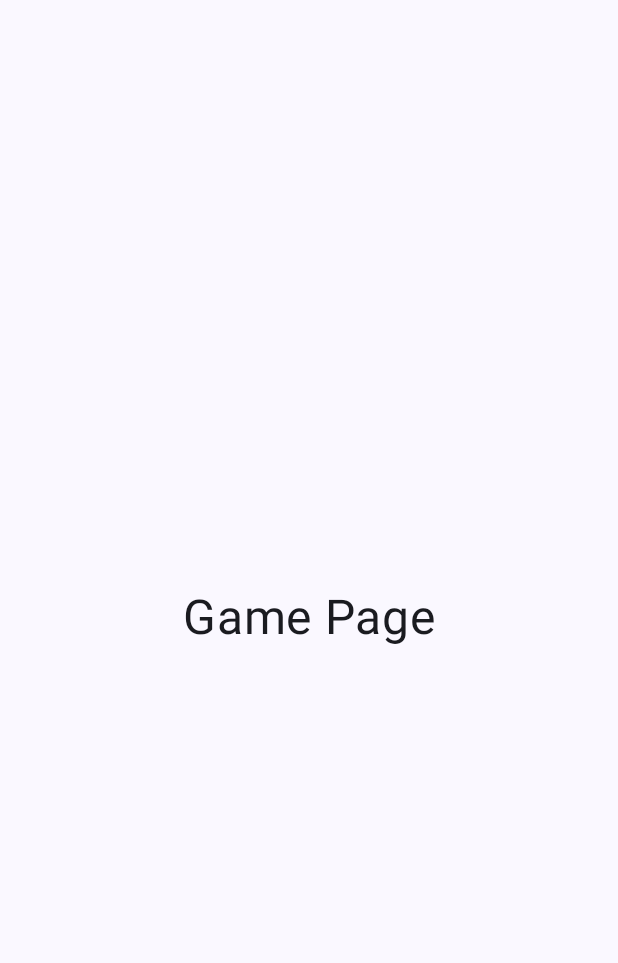
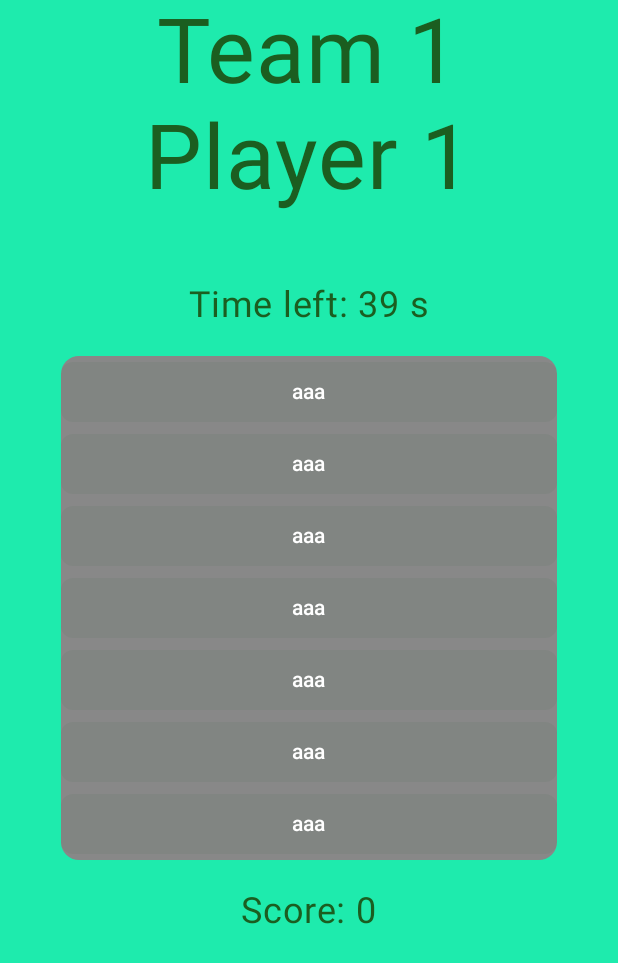
Before and after one commit to gev1997/AliasIT, an Android app built with Jetpack Compose: the GamePage screen opened through its navigation route, on a phone screen of 412 x 824 dp. Shown: the top 963 px of the screen. Run offline under Robolectric (Android 15) with nearby library versions, the phone set to English and light mode, and no system bars.

Commit message:
Redesign GamePage

```diff
--- a/app/src/main/java/com/aliasit/ui/GamePage.kt
+++ b/app/src/main/java/com/aliasit/ui/GamePage.kt
@@ -1,21 +1,122 @@
 package com.aliasit.ui
 
+import androidx.activity.compose.BackHandler
+import androidx.compose.foundation.background
 import androidx.compose.foundation.layout.Arrangement
+import androidx.compose.foundation.layout.BoxWithConstraints
 import androidx.compose.foundation.layout.Column
+import androidx.compose.foundation.layout.fillMaxHeight
 import androidx.compose.foundation.layout.fillMaxSize
+import androidx.compose.foundation.layout.fillMaxWidth
 import androidx.compose.foundation.layout.padding
+import androidx.compose.foundation.layout.width
+import androidx.compose.foundation.rememberScrollState
+import androidx.compose.foundation.verticalScroll
+import androidx.compose.material3.Button
+import androidx.compose.material3.ButtonDefaults
+import androidx.compose.material3.Card
+import androidx.compose.material3.CardDefaults
+import androidx.compose.material3.MaterialTheme
 import androidx.compose.material3.Scaffold
 import androidx.compose.material3.Text
 import androidx.compose.runtime.Composable
+import androidx.compose.runtime.LaunchedEffect
+import androidx.compose.runtime.collectAsState
+import androidx.compose.runtime.getValue
+import androidx.compose.runtime.mutableStateOf
+import androidx.compose.runtime.remember
+import androidx.compose.runtime.setValue
 import androidx.compose.ui.Alignment
 import androidx.compose.ui.Modifier
+import androidx.compose.ui.draw.alpha
+import androidx.compose.ui.graphics.Color
+import androidx.compose.ui.unit.dp
 import androidx.compose.ui.unit.sp
+import kotlinx.coroutines.delay
+import kotlin.time.Duration.Companion.seconds
 
 @Composable
 fun MainActivity.GamePage() {
-    Scaffold { padding ->
-        Column(Modifier.fillMaxSize().padding(padding), Arrangement.Center, Alignment.CenterHorizontally) {
-            Text("Game Page", fontSize = 32.sp)
+    val teams = getTeamsViewModel().getStateFlow().collectAsState().value
+    val timeAndScore = getTimeAndScoreViewModel().getStateFlow().collectAsState().value
+    val currentTeam = teams.getCurrentTeam()
+
+    LaunchedEffect(Unit) {
+        while (timeAndScore.getCurrentRoundTime() > 0) {
+            delay(1.seconds)
+            timeAndScore.increaseCurrentRoundTime()
         }
     }
+
+    Scaffold { padding ->
+        BoxWithConstraints {
+            val mainContentColumnWidth = maxWidth * 0.9f
+
+            // Main Column
+            Column(Modifier.fillMaxSize().background(backgroundColor).padding(padding), horizontalAlignment = Alignment.CenterHorizontally) {
+                // Main content Column
+                Column(Modifier.fillMaxHeight().width(mainContentColumnWidth).verticalScroll(rememberScrollState()), Arrangement.SpaceBetween) {
+                    // Title Column
+                    Column(Modifier.fillMaxWidth(), horizontalAlignment = Alignment.CenterHorizontally) {
+                        Text(currentTeam.getName(), color = textColor, fontSize = 60.sp)
+                        Text(currentTeam.getCurrentPlayer().getName(), color = textColor, fontSize = 60.sp)
+                    }
+
+                    // TODO: temporary design
+                    // Words
+                    Column(Modifier.fillMaxWidth(), Arrangement.SpaceBetween, horizontalAlignment = Alignment.CenterHorizontally) {
+                        Text("Time left: ${timeAndScore.getCurrentRoundTime()} s", color = textColor, fontSize = 24.sp)
+
+                        Card(Modifier.fillMaxWidth().padding(20.dp), MaterialTheme.shapes.medium, colors = CardDefaults.cardColors(containerColor = Color.Gray)) {
+                            for (i in 0..<7) {
+                                var isClicked by remember { mutableStateOf(false) }
+                                val color = if (isClicked) Color.LightGray else buttonColor
+                                val buttonColors = ButtonDefaults.buttonColors(color)
+                                val onClick = {
+                                    isClicked = !isClicked
+
+                                    if (isClicked)
+                                        timeAndScore.addCurrentRoundScore()
+                                    else
+                                        timeAndScore.removeCurrentRoundScore()
+                                }
+
+                                Button(onClick, Modifier.fillMaxWidth(), colors = buttonColors, shape = buttonShape) {
+                                    Text("aaa")
+                                }
+                            }
+                        }
+
+                        Text("Score: ${timeAndScore.getCurrentRoundScore()}", color = textColor, fontSize = 24.sp)
+                    }
+
+                    Utility.Spacer(0, 2)
+
+                    // Continue Column
+                    Column(Modifier.fillMaxWidth(), horizontalAlignment = Alignment.CenterHorizontally) {
+                        val isContinueButtonEnabled = timeAndScore.getCurrentRoundTime() == 0
+                        val continueButtonAlpha = if (isContinueButtonEnabled) 100f else 0f
+                        val onContinue: () -> Unit = {
+                            currentTeam.addScore(timeAndScore.getCurrentRoundScore())
+
+                            if (currentTeam.getScore() < timeAndScore.getWinScore())
+                                getNavController().getNavigator("GameState")()
+                            else
+                                getNavController().getNavigator("GameWin")()
+                        }
+
+                        Button(onContinue, Modifier.fillMaxWidth().alpha(continueButtonAlpha), isContinueButtonEnabled, buttonShape, ButtonDefaults.buttonColors(buttonColor)) {
+                            Text("Continue", color = textColor, fontSize = 28.sp)
+                        }
+
+                        Utility.Spacer(10)
+                    }
+                }
+            }
+        }
+    }
+
+    BackHandler(true) {
+        backToHomeHandler()
+    }
 }
```
